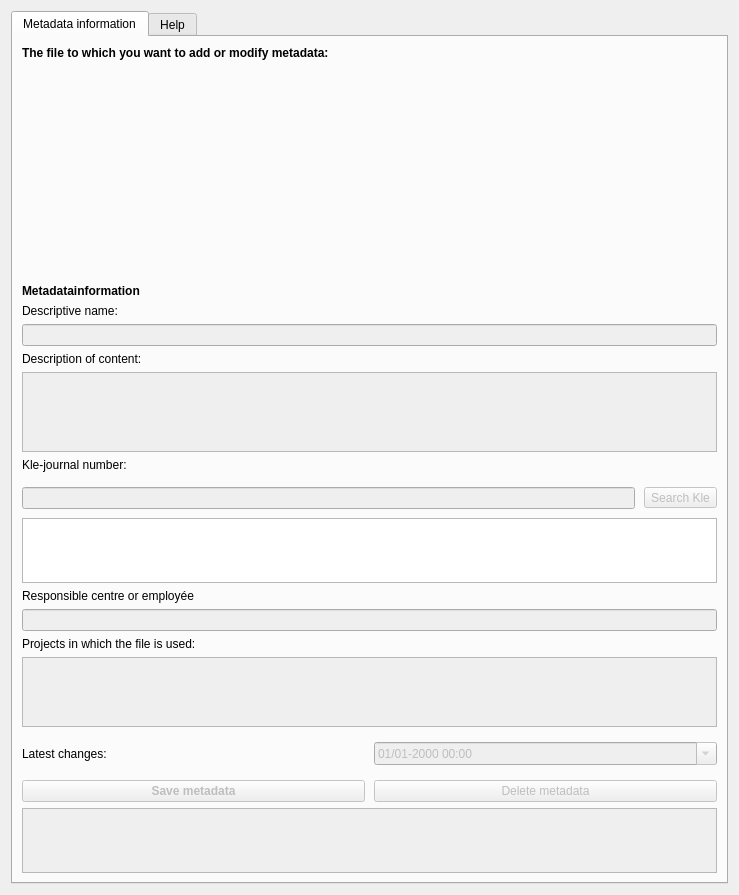
First picture: the form in src/MetadataDbLinker/ui/dialog_metadata.ui, repository Septima/qgis-metadatafunctionality, before the edit.
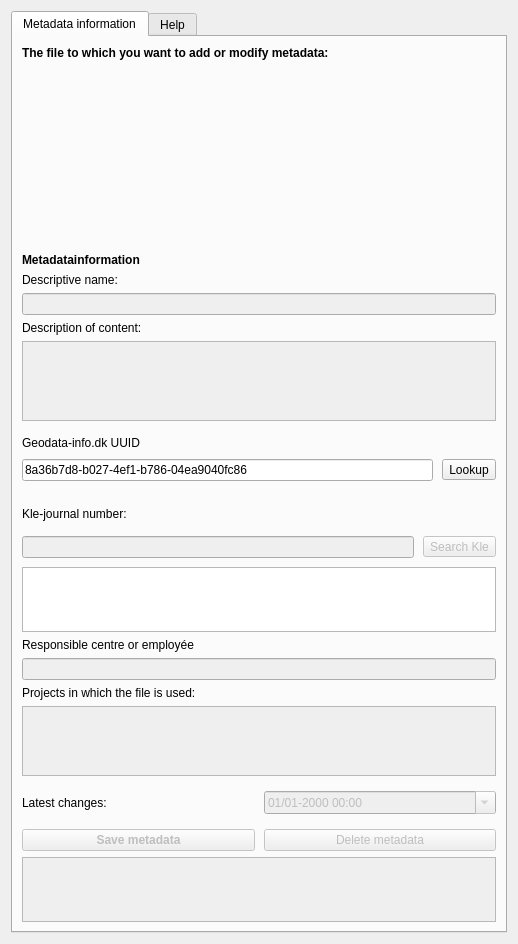
Second picture: the form after the edit.

Commit message: Ad 3 - Geodatainfo felt

Patch:
```diff
--- a/src/MetadataDbLinker/ui/dialog_metadata.ui
+++ b/src/MetadataDbLinker/ui/dialog_metadata.ui
@@ -9,8 +9,8 @@
    <rect>
     <x>0</x>
     <y>0</y>
-    <width>739</width>
-    <height>895</height>
+    <width>518</width>
+    <height>944</height>
    </rect>
   </property>
   <property name="sizePolicy">
@@ -31,8 +31,8 @@
   <property name="modal">
    <bool>false</bool>
   </property>
-  <layout class="QVBoxLayout" name="verticalLayout_4">
-   <item>
+  <layout class="QGridLayout" name="gridLayout">
+   <item row="0" column="0">
     <widget class="QTabWidget" name="help_tab">
      <property name="currentIndex">
       <number>0</number>
@@ -130,6 +130,85 @@
          </property>
         </widget>
        </item>
+       <item>
+        <widget class="QWidget" name="widget_5" native="true">
+         <layout class="QVBoxLayout" name="verticalLayout_4" stretch="0,0">
+          <property name="spacing">
+           <number>9</number>
+          </property>
+          <property name="leftMargin">
+           <number>0</number>
+          </property>
+          <property name="topMargin">
+           <number>9</number>
+          </property>
+          <property name="rightMargin">
+           <number>0</number>
+          </property>
+          <property name="bottomMargin">
+           <number>0</number>
+          </property>
+          <item>
+           <widget class="QLabel" name="geodatainfo_label">
+            <property name="text">
+             <string>Geodata-info.dk UUID</string>
+            </property>
+           </widget>
+          </item>
+          <item>
+           <widget class="QWidget" name="widget_6" native="true">
+            <layout class="QHBoxLayout" name="horizontalLayout_4">
+             <property name="spacing">
+              <number>9</number>
+             </property>
+             <property name="leftMargin">
+              <number>0</number>
+             </property>
+             <property name="topMargin">
+              <number>0</number>
+             </property>
+             <property name="rightMargin">
+              <number>0</number>
+             </property>
+             <property name="bottomMargin">
+              <number>0</number>
+             </property>
+             <item>
+              <widget class="QLineEdit" name="geodatainfoEdit">
+               <property name="enabled">
+                <bool>true</bool>
+               </property>
+               <property name="text">
+                <string>8a36b7d8-b027-4ef1-b786-04ea9040fc86</string>
+               </property>
+               <property name="maxLength">
+                <number>36</number>
+               </property>
+              </widget>
+             </item>
+             <item>
+              <widget class="QToolButton" name="geodatainfoLookupBtn">
+               <property name="enabled">
+                <bool>true</bool>
+               </property>
+               <property name="text">
+                <string>Lookup</string>
+               </property>
+              </widget>
+             </item>
+            </layout>
+           </widget>
+          </item>
+         </layout>
+        </widget>
+       </item>
+       <item>
+        <widget class="QLabel" name="geodatainfo_link">
+         <property name="text">
+          <string/>
+         </property>
+        </widget>
+       </item>
        <item>
         <widget class="QLabel" name="kle_label">
          <property name="text">
```
The commit also changes 4 other files.
